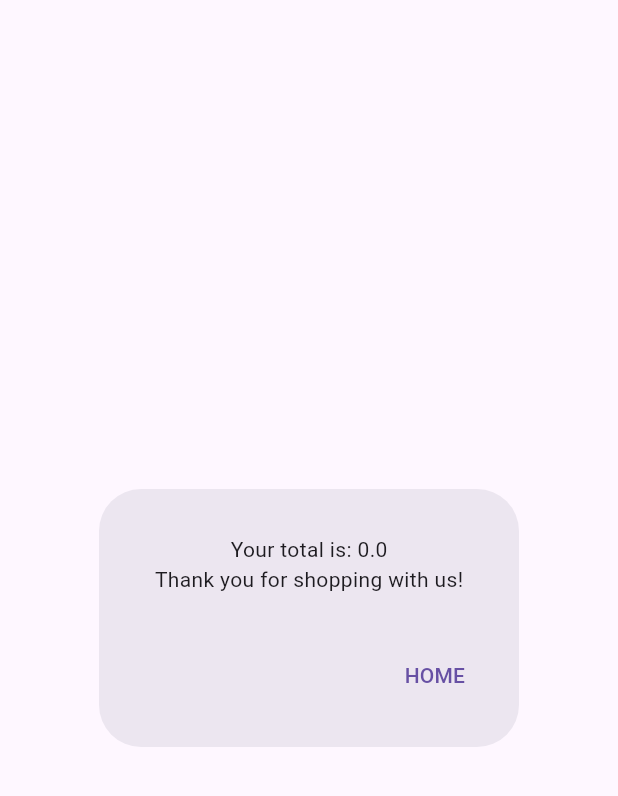
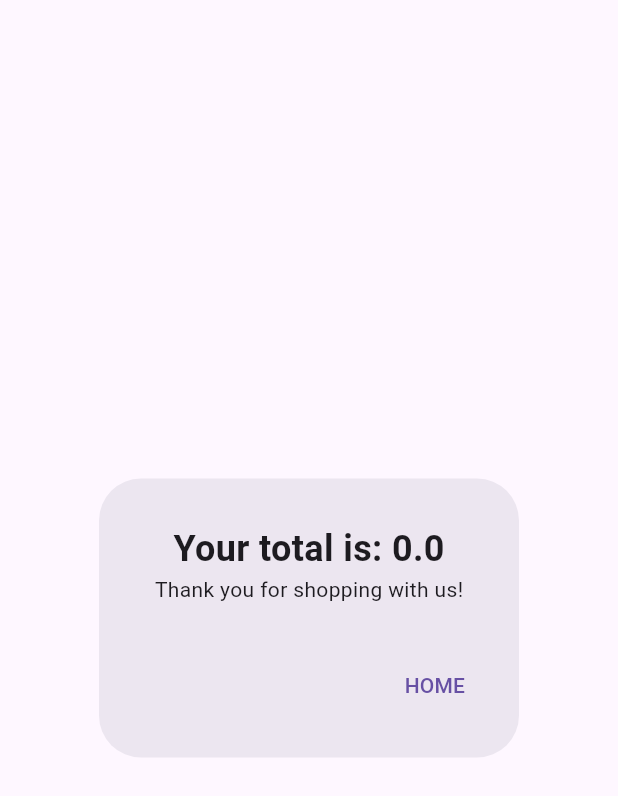
Before and after one commit to jedalain/CMSC-23_Exer6, a Flutter app: the Checkout widget shown alone on an empty page, opened directly, on a phone screen of 412 x 824 dp. Shown: the top 796 px of the screen. Run offline on Flutter 3.47's test engine with Material 3 defaults, Android fonts, the phone set to English and light mode, and no system bars.

Commit message:
added styling to text

```diff
--- a/lib/screen/Checkout.dart
+++ b/lib/screen/Checkout.dart
@@ -3,7 +3,7 @@ import 'package:my_app/provider/shoppingcart_provider.dart';
 import 'package:provider/provider.dart';
 
 class Checkout extends StatefulWidget {
-  Checkout({super.key});
+  const Checkout({super.key});
 
   @override
   State<Checkout> createState() => _CheckoutState();
@@ -21,7 +21,13 @@ class _CheckoutState extends State<Checkout> {
           mainAxisAlignment: MainAxisAlignment.center,
           mainAxisSize: MainAxisSize.min,
           children: [
-            Text("Your total is: $cartTotal"),
+            Text(
+              "Your total is: $cartTotal",
+              style: const TextStyle(
+                fontSize: 24,
+                fontWeight: FontWeight.w600
+              ),
+            ),
             const Text("Thank you for shopping with us!")
           ],
         ),
@@ -29,9 +35,9 @@ class _CheckoutState extends State<Checkout> {
         actions: <Widget>[
           TextButton(
             onPressed: () {
-              context.read<ShoppingCart>().removeAll(); // empty cart
               Navigator.of(context).pop(); // close dialog box
               Navigator.of(context).pop(); // go back to catalog
+              context.read<ShoppingCart>().removeAll(); // empty cart
             },
             child: const Text('HOME'),
           ),
```
